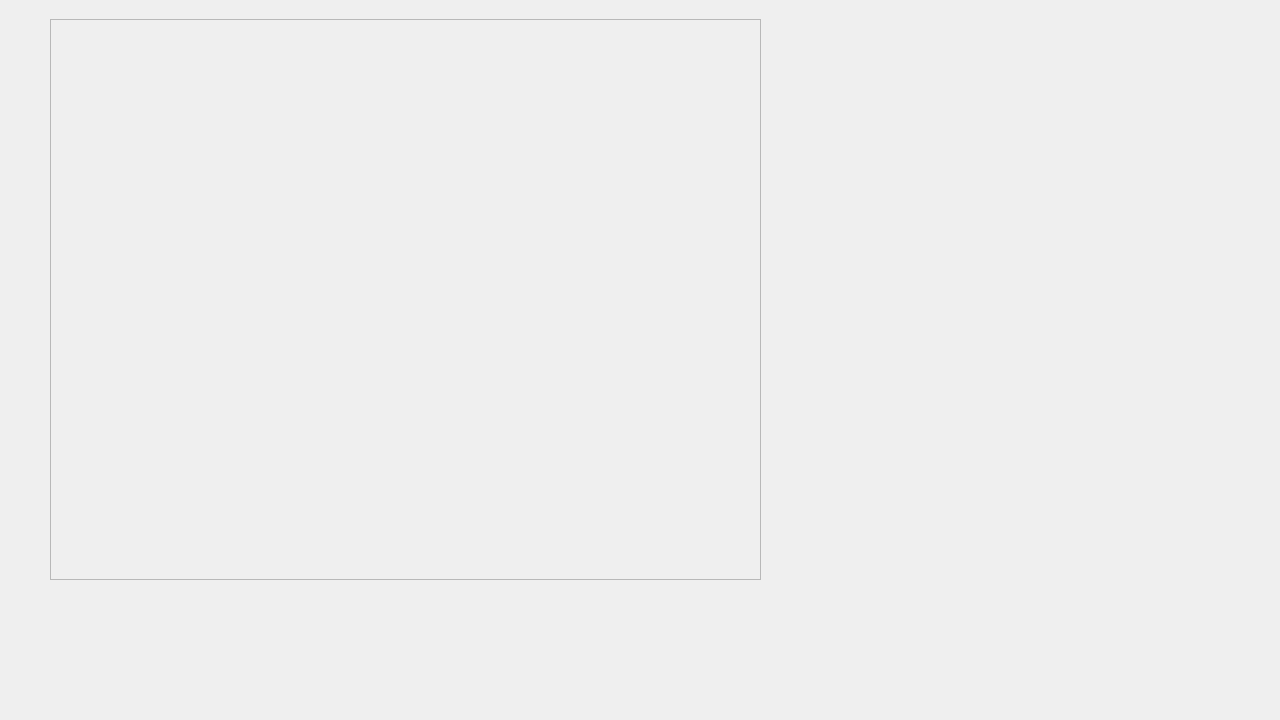
dev-pratik02/RMS, file RMS_qt/edit_order.ui: the form before one commit.
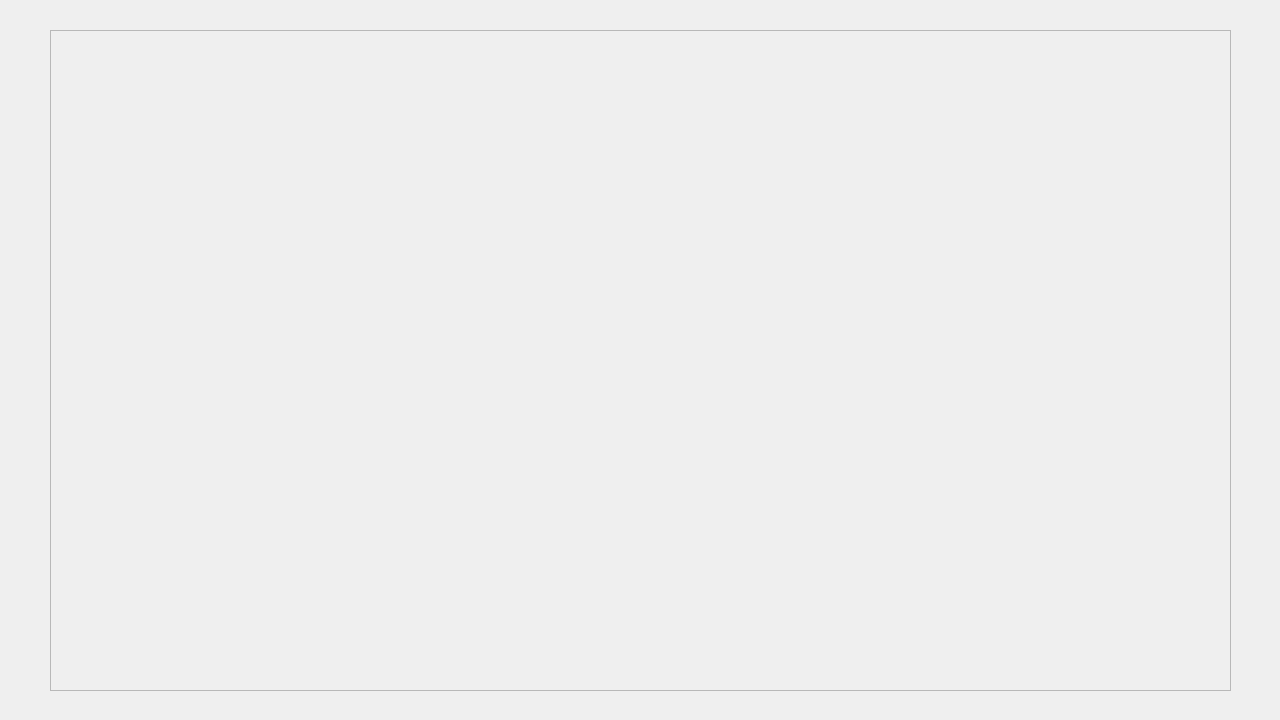
The form after the commit.

What changed in the file:
```diff
--- a/RMS_qt/edit_order.ui
+++ b/RMS_qt/edit_order.ui
@@ -17,9 +17,9 @@
    <property name="geometry">
     <rect>
      <x>50</x>
-     <y>19</y>
-     <width>711</width>
-     <height>561</height>
+     <y>30</y>
+     <width>1181</width>
+     <height>661</height>
     </rect>
    </property>
    <property name="frameShape">
```
